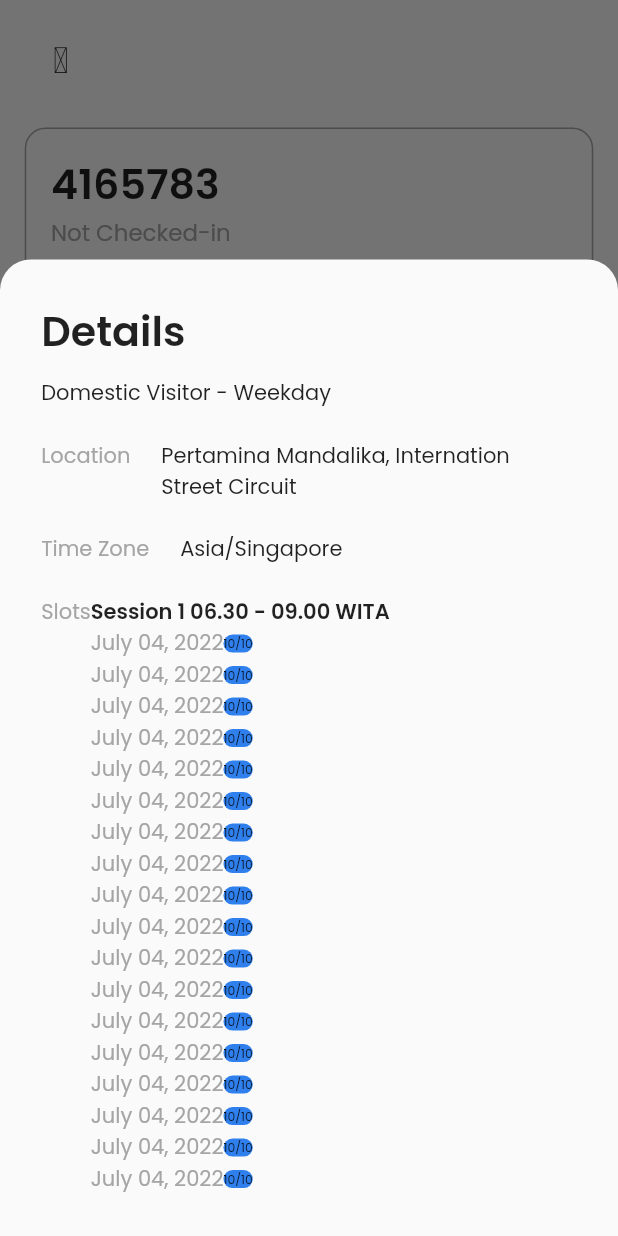
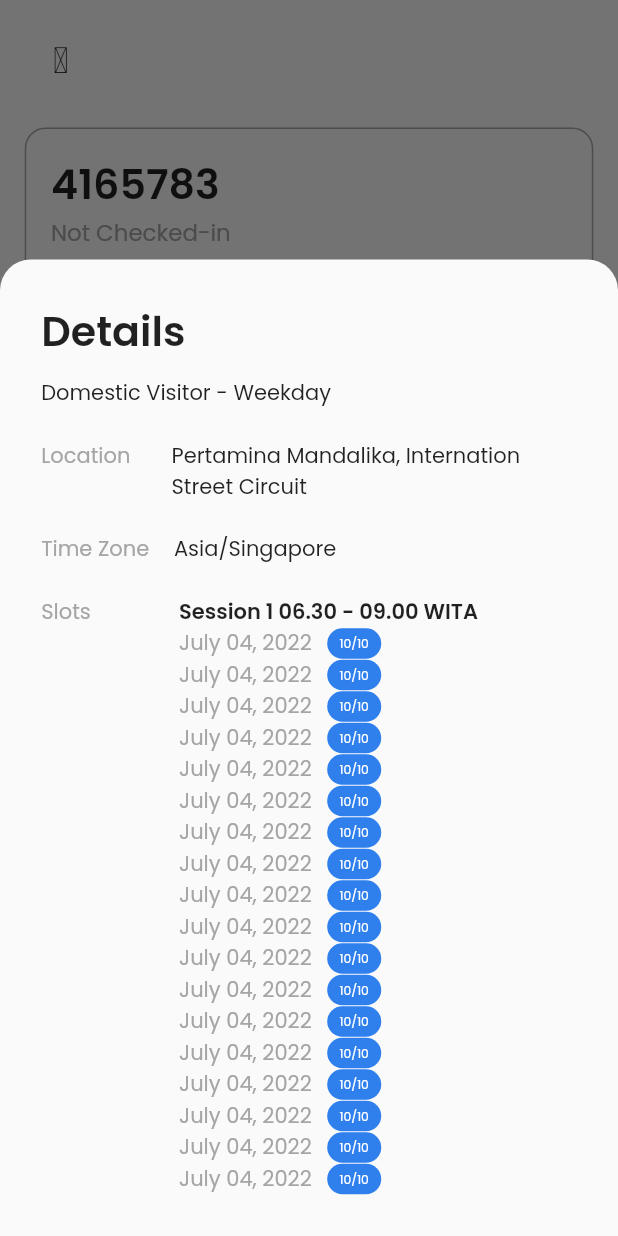
Before and after one commit to Al-Ghozy03/trackwalk-scanner, a Flutter app: the DetailTiket screen opened directly, after a tap on "Expand Details", on a phone screen of 412 x 824 dp. Run offline on Flutter 3.47's test engine with Material 2 defaults, Android fonts, the phone set to English and light mode, and no system bars; our stand-ins replace get, get_storage, iconsax, table_calendar; missing offline and left inert: alert, qr_code_scanner; accounts and stored records are empty.

Commit message:
detail tiket done

```diff
--- a/lib/main.dart
+++ b/lib/main.dart
@@ -26,6 +26,6 @@ class MyApp extends StatelessWidget {
         debugShowCheckedModeBanner: false,
         title: 'Track Walk',
         theme: ThemeData(fontFamily: "popin"),
-        home: Login());
+        home: Event());
   }
 }
--- a/lib/screen/calendar.dart
+++ b/lib/screen/calendar.dart
@@ -5,6 +5,7 @@ import 'package:iconsax/iconsax.dart';
 import 'package:table_calendar/table_calendar.dart';
 import 'package:track_walk_admin/colors.dart';
 import 'package:track_walk_admin/screen/detail_tiket.dart';
+import 'package:track_walk_admin/screen/list_ticket.dart';
 
 class Calendar extends StatefulWidget {
   const Calendar({super.key});
@@ -71,7 +72,7 @@ class _CalendarState extends State<Calendar> {
                 width: width,
                 child: ElevatedButton(
                   onPressed: () {
-                    Get.to(DetailTiket(),transition: Transition.rightToLeftWithFade);
+                    Get.to(Ticket(),transition: Transition.rightToLeftWithFade);
                   },
                   style: ElevatedButton.styleFrom(
                       elevation: 0,
--- a/lib/screen/detail_tiket.dart
+++ b/lib/screen/detail_tiket.dart
@@ -12,6 +12,7 @@ class DetailTiket extends StatefulWidget {
 }
 
 class _DetailTiketState extends State<DetailTiket> {
+
   void dialogDetails() {
     showModalBottomSheet(
       isScrollControlled: true,
@@ -46,7 +47,7 @@ class _DetailTiketState extends State<DetailTiket> {
                       "Location",
                       style: TextStyle(color: grayText),
                     ),
-                    SizedBox(width: width / 20),
+                    SizedBox(width: width / 15),
                     Flexible(
                         child: Text(
                             "Pertamina Mandalika, Internation Street Circuit")),
@@ -60,7 +61,7 @@ class _DetailTiketState extends State<DetailTiket> {
                       "Time Zone",
                       style: TextStyle(color: grayText),
                     ),
-                    SizedBox(width: width / 20),
+                    SizedBox(width: width / 25),
                     Flexible(child: Text("Asia/Singapore")),
                   ],
                 ),
@@ -72,6 +73,7 @@ class _DetailTiketState extends State<DetailTiket> {
                       "Slots",
                       style: TextStyle(color: grayText),
                     ),
+                    SizedBox(width: width/7),
                     Flexible(
                         child: Column(
                           crossAxisAlignment: CrossAxisAlignment.start,
@@ -89,6 +91,8 @@ class _DetailTiketState extends State<DetailTiket> {
                                         style: TextStyle(color: grayText),
                                       ),
                                       Container(
+                                        margin: EdgeInsets.only(left: width/40),
+                                        padding: EdgeInsets.symmetric(horizontal: width/50,vertical: width/100),
                                         decoration: BoxDecoration(
                                             color: blueTheme,
                                             borderRadius:
@@ -96,7 +100,7 @@ class _DetailTiketState extends State<DetailTiket> {
                                         child: Text(
                                           "10/10",
                                           style:
-                                              TextStyle(fontSize: width / 50),
+                                              TextStyle(fontSize: width / 50,color: Colors.white),
                                         ),
                                       )
                                     ],
```
